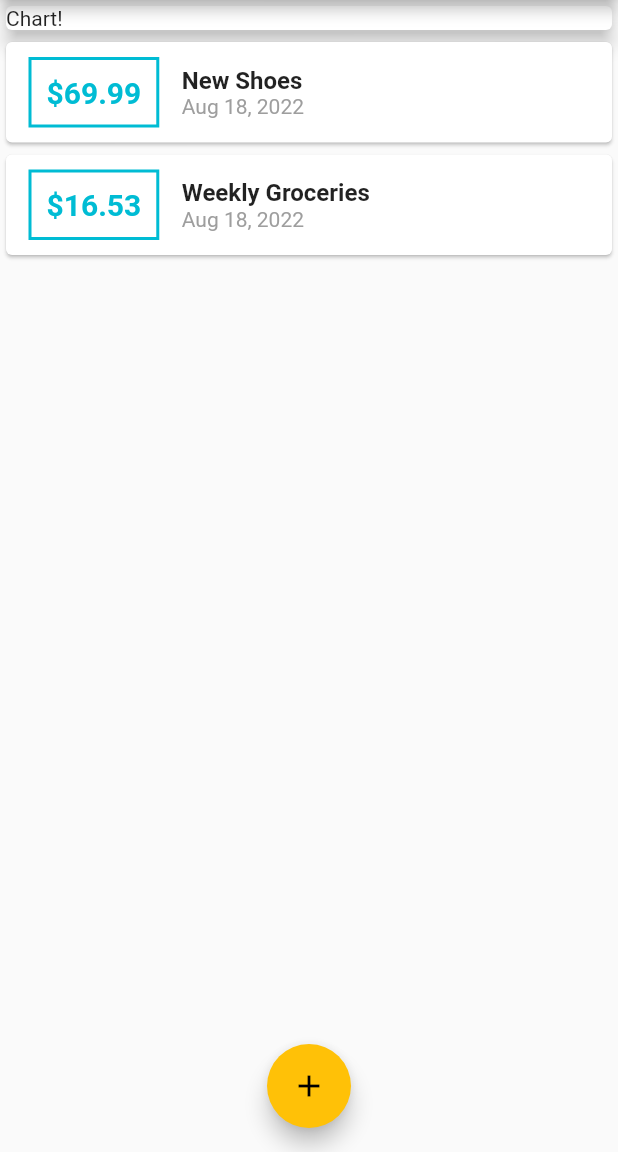
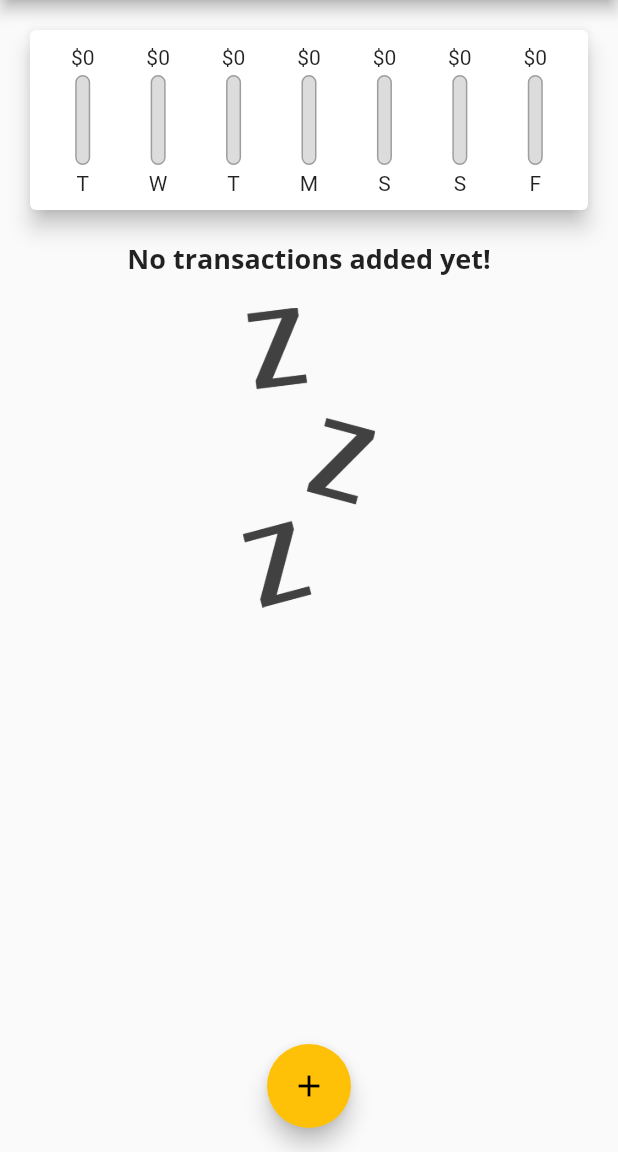
Before and after one commit to AurelTBE/ExpenseTracker, a Flutter app: the screen it shows after launch, on a phone screen of 412 x 824 dp, the part 84-1236 px from its top. Run offline on Flutter 3.47's test engine with Material 2 defaults, Android fonts, the phone set to English and light mode, and no system bars.

Commit message:
ChartBars

```diff
--- a/lib/main.dart
+++ b/lib/main.dart
@@ -1,5 +1,6 @@
 import 'package:flutter/material.dart';
 import './models/transaction.dart';
+import './widgets/chart.dart';
 import './widgets/new_transaction.dart';
 import './widgets/transaction_list.dart';
 
@@ -39,19 +40,21 @@ class MyHomePage extends StatefulWidget {
 
 class _MyHomePageState extends State<MyHomePage> {
   final List<Transaction> _userTransactions = [
-    Transaction(
-      id: 't1',
-      title: 'New Shoes',
-      amount: 69.99,
-      date: DateTime.now(),
-    ),
-    Transaction(
-      id: 't2',
-      title: 'Weekly Groceries',
-      amount: 16.53,
-      date: DateTime.now(),
-    ),
+    // Transaction(
+    //     id: 't1', title: 'New Shoes', amount: 69.99, date: DateTime.now()),
+    // Transaction(
+    //     id: 't2', title: 'Weekly Groceries', amount: 16.53, date: DateTime.now()),
   ];
+
+  List<Transaction> get _recentTransactions {
+    return _userTransactions.where((tx) {
+      return tx.date.isAfter(
+        DateTime.now().subtract(
+          Duration(days: 7),
+        ),
+      );
+    }).toList();
+  }
 
   void _addNewTransaction(String txTitle, double txAmount) {
     final newTx = Transaction(
@@ -91,13 +94,7 @@ class _MyHomePageState extends State<MyHomePage> {
             //mainAxisAlignment: MainAxisAlignment.spaceAround,
             crossAxisAlignment: CrossAxisAlignment.stretch,
             children: <Widget>[
-              Container(
-                width: double.infinity,
-                child: Card(
-                  child: Text('Chart!'),
-                  elevation: 5,
-                ),
-              ),
+              Chart(_recentTransactions),
               TransactionList(_userTransactions),
             ],
           ),
--- /dev/null
+++ b/lib/widgets/chart.dart
@@ -0,0 +1,57 @@
+import 'package:flutter/material.dart';
+import '../models/transaction.dart';
+import 'package:intl/intl.dart';
+import './chart_bar.dart';
+
+class Chart extends StatelessWidget {
+  final List<Transaction> recentTransactions;
+  Chart(this.recentTransactions);
+  List<Map<String, Object>> get groupedTransactionValues {
+    return List.generate(7, (index) {
+      final weekDay = DateTime.now().subtract(Duration(days: index));
+      var totalSum = 0.0;
+
+      for (var i = 0; i < recentTransactions.length; i++) {
+        if (recentTransactions[i].date.day == weekDay.day &&
+            recentTransactions[i].date.month == weekDay.month &&
+            recentTransactions[i].date.year == weekDay.year) {
+          totalSum += recentTransactions[i].amount;
+        }
+      }
+      return {
+        'day': DateFormat.E().format(weekDay).substring(0, 1),
+        'amount': totalSum
+      };
+    });
+  }
+
+  double get totalSpending {
+    return groupedTransactionValues.fold(0.0, (sum, item) {
+      return sum + item['amount'];
+    });
+  }
+
+  @override
+  Widget build(BuildContext context) {
+    print(groupedTransactionValues);
+    return Card(
+        elevation: 6,
+        margin: EdgeInsets.all(20),
+        child: Container(
+            padding: EdgeInsets.all(10),
+            child: Row(
+              mainAxisAlignment: MainAxisAlignment.spaceAround,
+              children: groupedTransactionValues.map((data) {
+                return Flexible(
+                  fit: FlexFit.tight,
+                  child: ChartBar(
+                      data['day'],
+                      data['amount'],
+                      data['amount'] == 0.0
+                          ? 0.0
+                          : (data['amount'] as double) / totalSpending),
+                );
+              }).toList(),
+            )));
+  }
+}
--- /dev/null
+++ b/lib/widgets/chart_bar.dart
@@ -0,0 +1,54 @@
+import 'package:flutter/material.dart';
+
+class ChartBar extends StatelessWidget {
+  final String label;
+  final double spendingAmount;
+  final double spendingPctOfTotal;
+
+  ChartBar(this.label, this.spendingAmount, this.spendingPctOfTotal);
+
+  @override
+  Widget build(BuildContext context) {
+    return Column(
+      children: <Widget>[
+        FittedBox(
+          child: Text('\$${spendingAmount.toStringAsFixed(0)}'),
+        ),
+        SizedBox(
+          height: 4,
+        ),
+        Container(
+          height: 60,
+          width: 10,
+          child: Stack(
+            children: <Widget>[
+              Container(
+                decoration: BoxDecoration(
+                  border: Border.all(
+                    color: Colors.grey,
+                    width: 1.0,
+                  ),
+                  color: Color.fromRGBO(220, 220, 220, 1),
+                  borderRadius: BorderRadius.circular(10),
+                ),
+              ),
+              FractionallySizedBox(
+                heightFactor: spendingPctOfTotal,
+                child: Container(
+                  decoration: BoxDecoration(
+                    color: Theme.of(context).primaryColor,
+                    borderRadius: BorderRadius.circular(10),
+                  ),
+                ),
+              ),
+            ],
+          ),
+        ),
+        SizedBox(
+          height: 4,
+        ),
+        Text(label),
+      ],
+    );
+  }
+}
--- a/lib/widgets/transaction_list.dart
+++ b/lib/widgets/transaction_list.dart
@@ -10,7 +10,26 @@ class TransactionList extends StatelessWidget {
   Widget build(BuildContext context) {
     return Container(
       height: 300,
-      child: ListView.builder(
+      child: transactions.isEmpty
+          ? Column(
+              children: <Widget>[
+                Text(
+                  'No transactions added yet!',
+                  style: Theme.of(context).textTheme.headline6,
+                ),
+                SizedBox(
+                  height: 20,
+                ),
+                Container(
+                  height: 200,
+                  child: Image.asset(
+                    'assets/images/waiting.png',
+                    fit: BoxFit.cover,
+                  ),
+                ),
+              ],
+            )
+          : ListView.builder(
               itemBuilder: (ctx, index) {
                 return Card(
                   child: Row(
@@ -41,15 +60,13 @@ class TransactionList extends StatelessWidget {
                         children: <Widget>[
                           Text(
                             transactions[index].title,
-                      style: TextStyle(
-                        fontSize: 16,
-                        fontWeight: FontWeight.bold,
-                      ),
+                            style: Theme.of(context).textTheme.headline6,
                           ),
                           Text(
                             DateFormat.yMMMd().format(transactions[index].date),
                             style: TextStyle(
                               color: Colors.grey,
+                              fontSize: 16,
                             ),
                           ),
                         ],
--- a/pubspec.yaml
+++ b/pubspec.yaml
@@ -46,8 +46,8 @@ flutter:
   uses-material-design: true
 
   # To add assets to your application, add an assets section, like this:
-  # assets:
-  #   - images/a_dot_burr.jpeg
+  assets:
+   - assets/images/waiting.png
   #   - images/a_dot_ham.jpeg
 
   # An image asset can refer to one or more resolution-specific "variants", see
```
Also changed, not shown: assets/images/waiting.png (added). Lines whose indentation alone changed are shown as unchanged.
